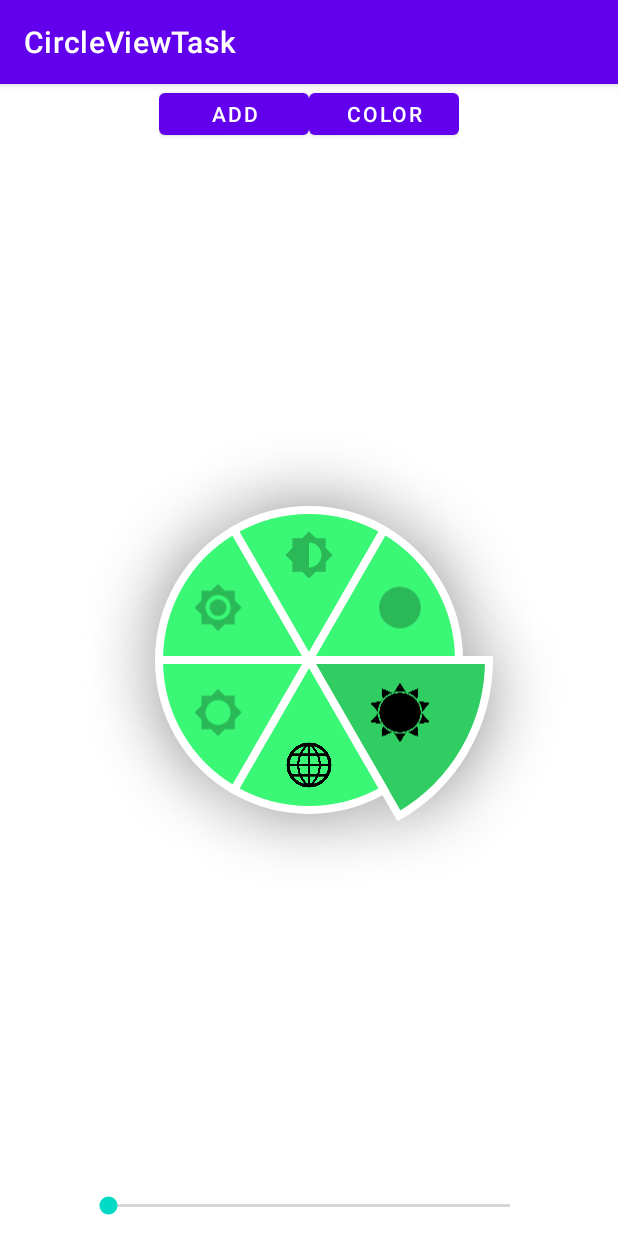
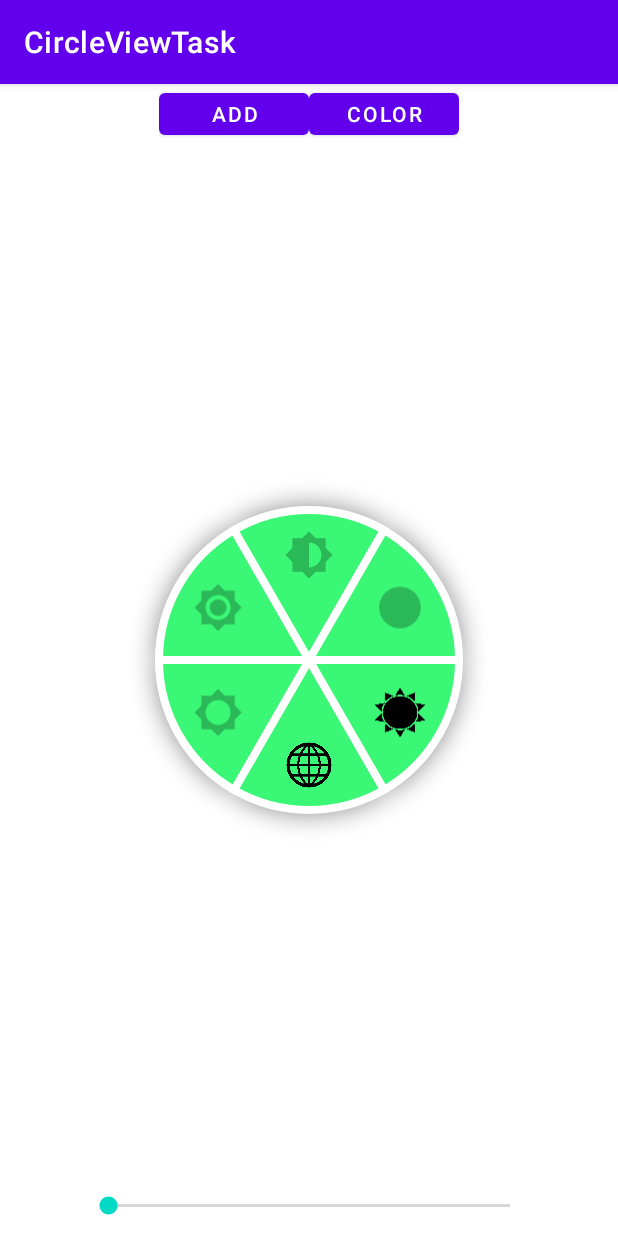
Before and after one commit to KonstPukach/CircleViewTask, an Android app: the screen it shows after launch (MainActivity), after a tap on "COLOR", on a phone screen of 412 x 824 dp. Run offline under Robolectric (Android 15) with nearby library versions, the phone set to English and light mode, and no system bars; 1 other tap on this screen came first.

Commit message:
Removed dublicated [checked] from Sector

```diff
--- a/app/src/main/java/com/example/circleviewtask/MainActivity.kt
+++ b/app/src/main/java/com/example/circleviewtask/MainActivity.kt
@@ -19,7 +19,7 @@ class MainActivity : AppCompatActivity() {
         val seekBarChangeRadius: SeekBar = findViewById(R.id.seek_bar_change_radius)
 
         circleView.items = listOf(
-            CircleView.Item(R.drawable.icon_sun, true),
+            CircleView.Item(R.drawable.icon_sun),
             CircleView.Item(R.drawable.ic_web),
             CircleView.Item(R.drawable.ic_baseline_brightness_low_24),
             CircleView.Item(R.drawable.ic_baseline_brightness_high_24),
--- a/app/src/main/java/com/example/circleviewtask/circleview/CircleView.kt
+++ b/app/src/main/java/com/example/circleviewtask/circleview/CircleView.kt
@@ -64,9 +64,9 @@ class CircleView(context: Context, attrs: AttributeSet) : View(context, attrs) {
         set(value) {
             field = value
             if (sectorsList.isNotEmpty())
-                sectorsList.map {
+                sectorsList.mapIndexed { i, it ->
                     it.paint.color =
-                        if (it.checked) changeColor(it.scale)
+                        if (_items[i].checked) changeColor(it.scale)
                         else value
                 }
             invalidate()
@@ -168,7 +168,7 @@ class CircleView(context: Context, attrs: AttributeSet) : View(context, attrs) {
         sectorsList[sectorIndex].animatorOnClick?.cancel()  // cancel previous animation
 
         val destScale: Float =    // destination animation scale
-            if (sectorsList[sectorIndex].checked) 1F
+            if (_items[sectorIndex].checked) 1F
             else scaleOnClick
 
         val anim = ObjectAnimator.ofFloat(
@@ -211,7 +211,6 @@ class CircleView(context: Context, attrs: AttributeSet) : View(context, attrs) {
 
         sectorsList[sectorIndex] = sectorsList[sectorIndex].copy(
             animatorOnClick = anim,
-            checked = !sectorsList[sectorIndex].checked
         )
 
         _items[sectorIndex] = _items[sectorIndex].copy(
@@ -320,7 +319,6 @@ class CircleView(context: Context, attrs: AttributeSet) : View(context, attrs) {
             },
             icon = createIcon(center, item, false),
             scaledIcon = createIcon(center, item, item.checked),
-            checked = item.checked,
             scale =
                 if (item.checked) scaleOnClick
                 else 1F
@@ -420,7 +418,7 @@ class CircleView(context: Context, attrs: AttributeSet) : View(context, attrs) {
                     break
                 }
             }
-            if (isInView || sectorsList[sectorIndex].checked)
+            if (isInView || _items[sectorIndex].checked)
                 return sectorIndex
         }
 
@@ -445,7 +443,6 @@ class CircleView(context: Context, attrs: AttributeSet) : View(context, attrs) {
         val icon: Icon,
         val scaledIcon: Icon = icon,
         val animatorOnClick: ObjectAnimator? = null,
-        val checked: Boolean = false,
         val scale: Float = 1F
     ) {
         fun getScaledCircle(radius: Float): RectF {
--- a/app/src/main/res/layout/activity_main.xml
+++ b/app/src/main/res/layout/activity_main.xml
@@ -15,7 +15,7 @@
         android:layout_width="match_parent"
         android:layout_centerVertical="true"
         custom:circle_radius="100dp"
-        custom:circle_shadow_radius="40dp"
+        custom:circle_shadow_radius="15dp"
         custom:scale_on_click="1.2"/>
 
     <LinearLayout
```
